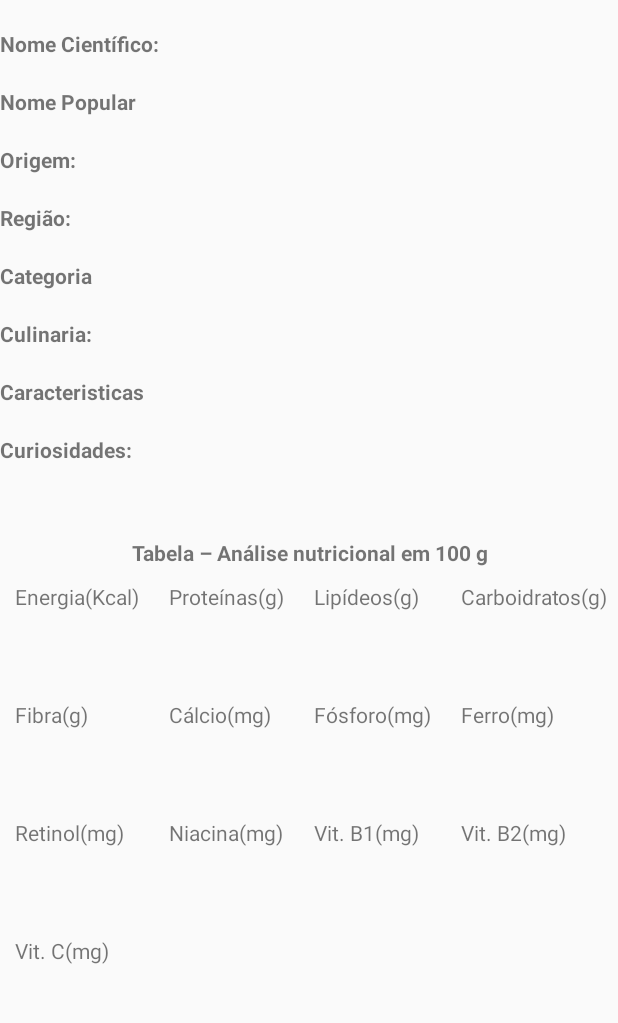
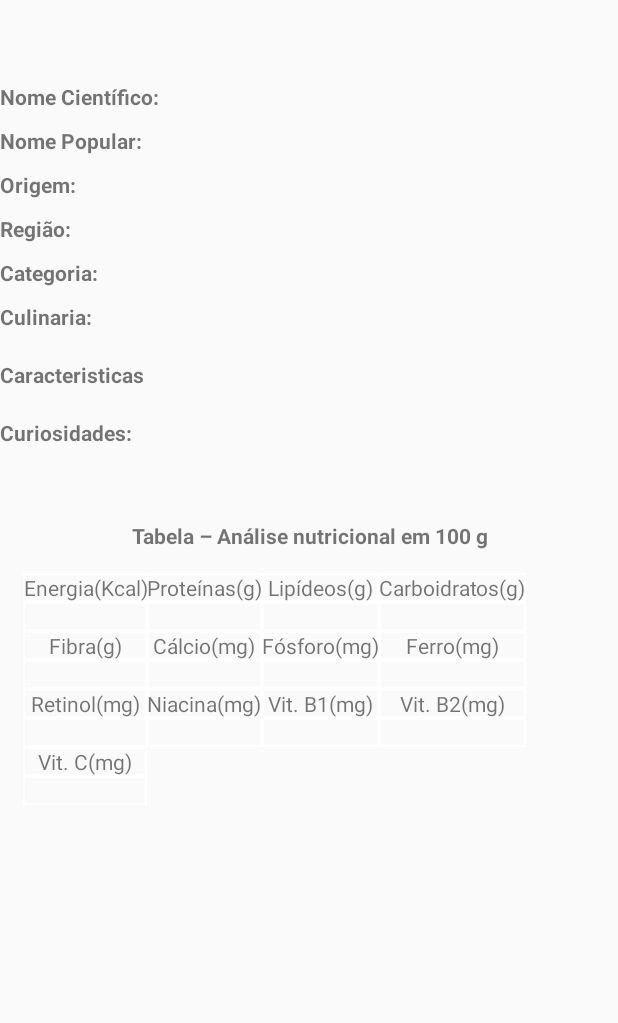
Before and after one commit to ClovisReis/NutrifoodTuxn, an Android app: the ShowAlimento screen opened directly, with no data from a screen before it, on a phone screen of 412 x 824 dp, the part 168-1191 px from its top. Run offline under Robolectric (Android 15) with nearby library versions, the phone set to English and light mode, and no system bars; plain views replace JustifyTextView; 1 statement that could not run was skipped.

Commit message:
Ajustes showAlimentos

```diff
--- /dev/null
+++ b/app/src/main/res/drawable/bordas_layout.xml
@@ -0,0 +1,6 @@
+<?xml version="1.0" encoding="utf-8"?>
+<shape xmlns:android="http://schemas.android.com/apk/res/android"
+    android:shape= "rectangle"  >
+    <stroke android:width="1dp"  android:color="#ffffff"/>
+
+</shape>
--- a/app/src/main/res/layout/activity_show_alimento.xml
+++ b/app/src/main/res/layout/activity_show_alimento.xml
@@ -3,7 +3,7 @@
 android:layout_width="match_parent"
 android:layout_height="match_parent">
 
-    <LinearLayout xmlns:android="http://schemas.android.com/apk/res/android"
+<LinearLayout
     android:layout_width="fill_parent"
     android:layout_height="fill_parent"
     android:orientation="vertical" >
@@ -15,68 +15,131 @@
 
    <TextView
        android:id="@+id/txtnome"
+       android:textStyle="bold"
+       android:textSize="25sp"
+       android:textAlignment="center"
        android:layout_width="match_parent"
-            android:layout_height="wrap_content" />
+       android:layout_height="wrap_content"
+       android:gravity="center_horizontal" />
+
+   <Space
+       android:layout_width="1dp"
+       android:layout_height="20dp"/>
+
+   <LinearLayout
+       android:layout_width="match_parent"
+       android:layout_height="wrap_content"
+       android:layout_weight="50"
+       android:weightSum="100">
 
       <TextView
           android:id="@+id/textView12"
-            android:layout_width="match_parent"
           android:textStyle="bold"
+          android:layout_width="wrap_content"
           android:layout_height="wrap_content"
-            android:text="Nome Científico:" />
+          android:text="Nome Científico: " />
 
       <TextView
           android:id="@+id/txtnome_cientifico"
           android:layout_width="match_parent"
           android:layout_height="wrap_content" />
+   </LinearLayout>
+
+   <Space
+       android:layout_width="1dp"
+       android:layout_height="10dp"/>
+
+   <LinearLayout
+       android:layout_width="match_parent"
+       android:layout_height="wrap_content"
+       android:layout_weight="50"
+       android:weightSum="100">
 
       <TextView
           android:id="@+id/textView14"
-            android:layout_width="match_parent"
-            android:layout_height="wrap_content"
-            android:textStyle="bold"
-            android:text="Nome Popular" />
+          android:layout_width="wrap_content"
+          android:layout_height="match_parent"
+          android:text="Nome Popular: "
+          android:textStyle="bold" />
 
       <TextView
           android:id="@+id/txtnome_popular"
           android:layout_width="match_parent"
           android:layout_height="wrap_content" />
+   </LinearLayout>
+
+   <Space
+       android:layout_width="1dp"
+       android:layout_height="10dp"/>
+
+   <LinearLayout
+       android:layout_width="match_parent"
+       android:layout_height="wrap_content"
+       android:layout_weight="50"
+       android:weightSum="100">
 
       <TextView
           android:id="@+id/textView16"
-            android:layout_width="match_parent"
-            android:layout_height="wrap_content"
           android:textStyle="bold"
-            android:text="Origem:" />
+          android:layout_width="wrap_content"
+          android:layout_height="match_parent"
+          android:text="Origem: " />
 
       <TextView
           android:id="@+id/txtorigem"
           android:layout_width="match_parent"
           android:layout_height="wrap_content" />
+   </LinearLayout>
+
+   <Space
+       android:layout_width="1dp"
+       android:layout_height="10dp"/>
+
+   <LinearLayout
+       android:layout_width="match_parent"
+       android:layout_height="wrap_content"
+       android:layout_weight="50"
+       android:weightSum="100">
 
       <TextView
-            android:id="@+id/textView18"
-            android:layout_width="match_parent"
-            android:layout_height="wrap_content"
+          android:id="@+id/textView50"
           android:textStyle="bold"
-            android:text="Região:" />
+          android:layout_width="wrap_content"
+          android:layout_height="match_parent"
+          android:text="Região: " />
 
       <TextView
           android:id="@+id/txtregiao"
           android:layout_width="match_parent"
           android:layout_height="wrap_content" />
+   </LinearLayout>
+
+   <Space
+       android:layout_width="1dp"
+       android:layout_height="10dp"/>
+
+   <LinearLayout
+       android:layout_width="match_parent"
+       android:layout_height="wrap_content"
+       android:layout_weight="50"
+       android:weightSum="100">
 
       <TextView
-            android:id="@+id/textView20"
-            android:layout_width="match_parent"
+          android:id="@+id/textView57"
           android:textStyle="bold"
-            android:layout_height="wrap_content"
-            android:text="Categoria" />
+          android:layout_width="wrap_content"
+          android:layout_height="match_parent"
+          android:text="Categoria: " />
 
       <TextView
           android:id="@+id/txtcategoria"
           android:layout_width="match_parent"
           android:layout_height="wrap_content" />
+   </LinearLayout>
+
+   <Space
+       android:layout_width="1dp"
+       android:layout_height="10dp"/>
 
    <TextView
        android:id="@+id/textView22"
@@ -87,7 +150,7 @@
 
    <me.biubiubiu.justifytext.library.JustifyTextView
        android:id="@+id/txtculinaria"
-            android:layout_width="match_parent"
+       android:layout_width="wrap_content"
        android:layout_height="wrap_content" />
 
    <TextView
@@ -129,102 +192,157 @@
 
    <TableLayout xmlns:android="http://schemas.android.com/apk/res/android"
        android:layout_width="match_parent"
-           android:layout_height="match_parent"
-           android:stretchColumns="8">
+       android:layout_height="wrap_content"
+       android:layout_margin="15dp">
       <TableRow>
          <TextView
              android:text="Energia(Kcal)"
-                 android:padding="10dp" />
+             android:textAlignment="center"
+             android:gravity="center_horizontal"
+             android:background="@drawable/bordas_layout"/>
          <TextView
+             android:textAlignment="center"
+             android:gravity="center_horizontal"
              android:text="Proteínas(g)"
-                 android:padding="10dp" />
+             android:background="@drawable/bordas_layout"/>
          <TextView
+             android:textAlignment="center"
+             android:gravity="center_horizontal"
              android:text="Lipídeos(g)"
-                 android:padding="10dp" />
+             android:background="@drawable/bordas_layout"/>
          <TextView
+             android:textAlignment="center"
+             android:gravity="center_horizontal"
              android:text="Carboidratos(g)"
-                 android:padding="10dp" />
+             android:background="@drawable/bordas_layout"/>
       </TableRow>
       <TableRow>
          <TextView
+             android:textAlignment="center"
+             android:gravity="center_horizontal"
              android:id="@+id/txtcaloria"
-                 android:padding="10dp" />
+             android:background="@drawable/bordas_layout"/>
          <TextView
+             android:textAlignment="center"
+             android:gravity="center_horizontal"
              android:id="@+id/txtproteina"
-                 android:padding="10dp" />
+             android:background="@drawable/bordas_layout"/>
          <TextView
+             android:textAlignment="center"
+             android:gravity="center_horizontal"
              android:id="@+id/txtlipideos"
-                 android:padding="10dp" />
+             android:background="@drawable/bordas_layout"/>
          <TextView
+             android:textAlignment="center"
+             android:gravity="center_horizontal"
              android:id="@+id/txtcarboidrato"
-                 android:padding="10dp" />
+             android:background="@drawable/bordas_layout"/>
       </TableRow>
       <TableRow>
          <TextView
+
+             android:textAlignment="center"
+             android:gravity="center_horizontal"
              android:text="Fibra(g)"
-                 android:padding="10dp" />
+             android:background="@drawable/bordas_layout"
+              />
          <TextView
+             android:textAlignment="center"
+             android:gravity="center_horizontal"
              android:text="Cálcio(mg)"
-                 android:padding="10dp" />
+             android:background="@drawable/bordas_layout"/>
          <TextView
+             android:textAlignment="center"
+             android:gravity="center_horizontal"
              android:text="Fósforo(mg)"
-                 android:padding="10dp" />
+             android:background="@drawable/bordas_layout"/>
          <TextView
+             android:textAlignment="center"
+             android:gravity="center_horizontal"
              android:text="Ferro(mg)"
-                 android:padding="10dp" />
+             android:background="@drawable/bordas_layout"/>
       </TableRow>
       <TableRow>
          <TextView
+             android:textAlignment="center"
+             android:gravity="center_horizontal"
              android:id="@+id/txtfibra"
-                 android:padding="10dp" />
+             android:background="@drawable/bordas_layout"/>
          <TextView
+             android:textAlignment="center"
+             android:gravity="center_horizontal"
              android:id="@+id/txtcalcio"
-                 android:padding="10dp" />
+             android:background="@drawable/bordas_layout"/>
          <TextView
+             android:textAlignment="center"
+             android:gravity="center_horizontal"
              android:id="@+id/txtfosforo"
-                 android:padding="10dp" />
+             android:background="@drawable/bordas_layout"/>
          <TextView
+             android:textAlignment="center"
+             android:gravity="center_horizontal"
              android:id="@+id/txtferro"
-                 android:padding="10dp" />
+             android:background="@drawable/bordas_layout"/>
       </TableRow>
       <TableRow>
          <TextView
+             android:textAlignment="center"
+             android:gravity="center_horizontal"
              android:text="Retinol(mg)"
-                 android:padding="10dp" />
+             android:background="@drawable/bordas_layout"/>
          <TextView
+             android:textAlignment="center"
+             android:gravity="center_horizontal"
              android:text="Niacina(mg)"
-                 android:padding="10dp" />
+             android:background="@drawable/bordas_layout"/>
          <TextView
+             android:textAlignment="center"
+             android:gravity="center_horizontal"
              android:text="Vit. B1(mg)"
-                 android:padding="10dp" />
+             android:background="@drawable/bordas_layout"/>
          <TextView
+             android:textAlignment="center"
+             android:gravity="center_horizontal"
              android:text="Vit. B2(mg)"
-                 android:padding="10dp" />
+             android:background="@drawable/bordas_layout"/>
       </TableRow>
       <TableRow>
          <TextView
+             android:textAlignment="center"
+             android:gravity="center_horizontal"
              android:id="@+id/txtretinol"
-                 android:padding="10dp" />
+             android:background="@drawable/bordas_layout"/>
          <TextView
+             android:textAlignment="center"
+             android:gravity="center_horizontal"
              android:id="@+id/txtniacina"
-                 android:padding="10dp" />
+             android:background="@drawable/bordas_layout"/>
          <TextView
+             android:textAlignment="center"
+             android:gravity="center_horizontal"
              android:id="@+id/txtvitb1"
-                 android:padding="10dp" />
+             android:background="@drawable/bordas_layout"/>
          <TextView
+             android:textAlignment="center"
+             android:gravity="center_horizontal"
              android:id="@+id/txtvitb2"
-                 android:padding="10dp" />
+             android:background="@drawable/bordas_layout"/>
       </TableRow>
       <TableRow>
          <TextView
+             android:textAlignment="center"
+             android:gravity="center_horizontal"
              android:text="Vit. C(mg)"
-              android:padding="10dp" />
+             android:background="@drawable/bordas_layout"/>
       </TableRow>
       <TableRow>
          <TextView
+             android:textAlignment="center"
+             android:gravity="center_horizontal"
              android:id="@+id/txtvitc"
-              android:padding="10dp" />
+             android:background="@drawable/bordas_layout"/>
       </TableRow>
    </TableLayout>
+
 </LinearLayout>
 </ScrollView>
--- a/app/src/main/res/layout/activity_tela_principal.xml
+++ b/app/src/main/res/layout/activity_tela_principal.xml
@@ -35,7 +35,6 @@
         <ListView
             android:id="@+id/lv"
             android:layout_width="match_parent"
-
             android:layout_height="wrap_content"
             />
 
```
Lines whose indentation alone changed are shown as unchanged.
